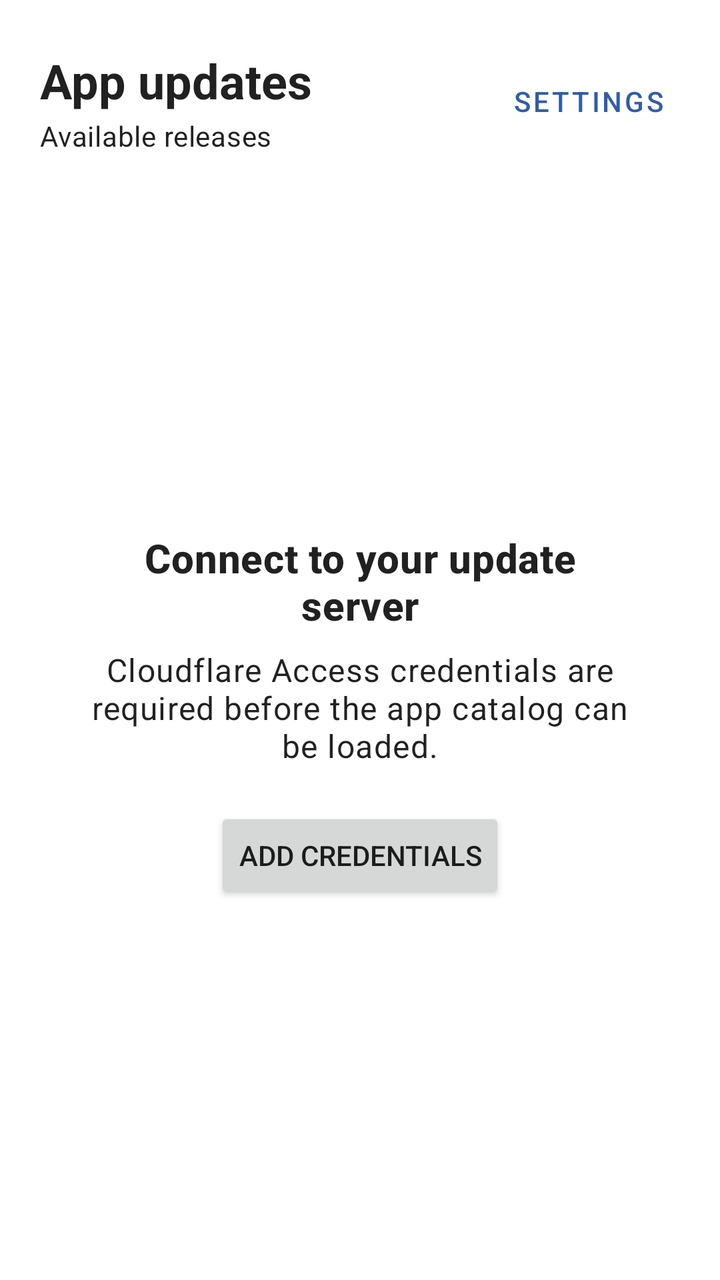
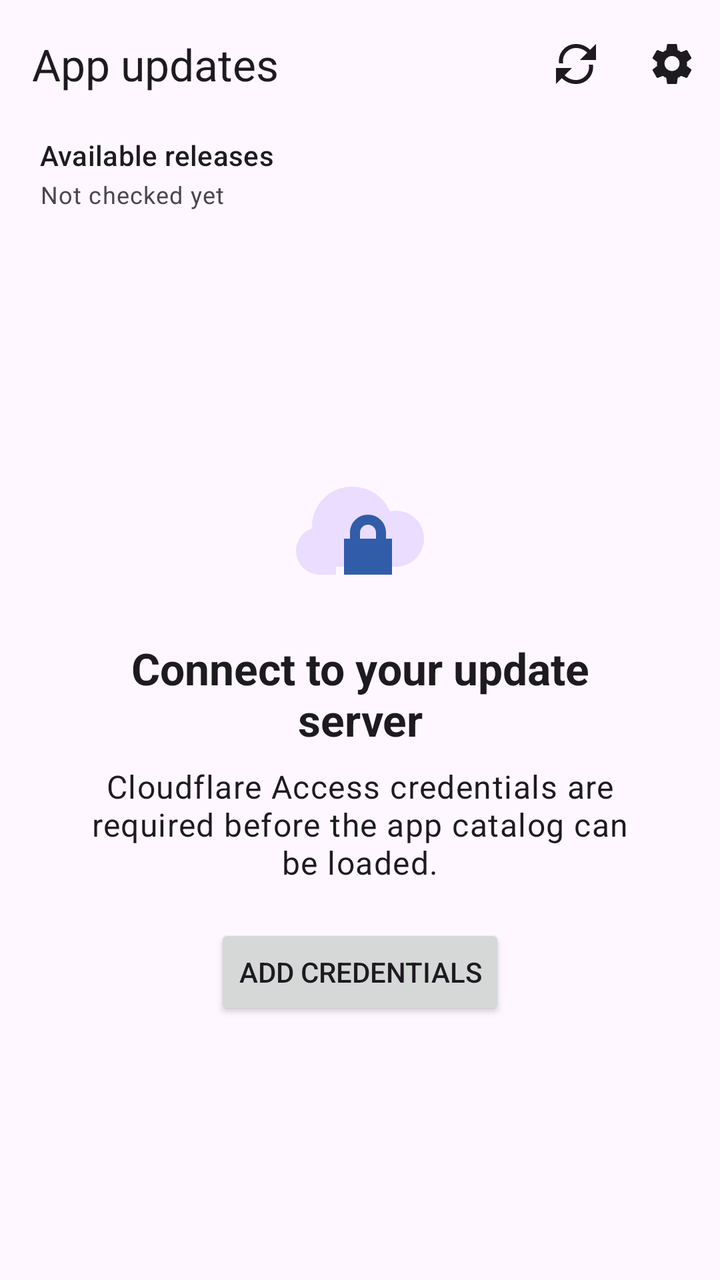

An Android layout rendered at two revisions. The XML below is the earlier revision; the diff shows what the commit changed to produce the second picture.
<!-- AndroidManifest.xml: application theme Theme.UpdaterSample -->
<!-- res/layout/activity_main.xml -->
<?xml version="1.0" encoding="utf-8"?>
<LinearLayout xmlns:android="http://schemas.android.com/apk/res/android"
    android:layout_width="match_parent"
    android:layout_height="match_parent"
    android:orientation="vertical"
    android:paddingStart="20dp"
    android:paddingTop="24dp"
    android:paddingEnd="20dp">

    <LinearLayout
        android:layout_width="match_parent"
        android:layout_height="wrap_content"
        android:gravity="center_vertical"
        android:orientation="horizontal">

        <LinearLayout
            android:layout_width="0dp"
            android:layout_height="wrap_content"
            android:layout_weight="1"
            android:orientation="vertical">

            <TextView
                android:layout_width="wrap_content"
                android:layout_height="wrap_content"
                android:text="@string/screen_title"
                android:textAppearance="@style/TextAppearance.MaterialComponents.Headline5"
                android:textStyle="bold" />

            <TextView
                android:id="@+id/appCount"
                android:layout_width="wrap_content"
                android:layout_height="wrap_content"
                android:layout_marginTop="2dp"
                android:text="@string/catalog_subtitle"
                android:textAppearance="@style/TextAppearance.MaterialComponents.Body2" />
        </LinearLayout>

        <Button
            android:id="@+id/settingsButton"
            style="@style/Widget.MaterialComponents.Button.TextButton"
            android:layout_width="wrap_content"
            android:layout_height="wrap_content"
            android:text="@string/settings" />
    </LinearLayout>

    <LinearLayout
        android:id="@+id/signedOutGroup"
        android:layout_width="match_parent"
        android:layout_height="0dp"
        android:layout_weight="1"
        android:gravity="center"
        android:orientation="vertical"
        android:padding="24dp">

        <TextView
            android:layout_width="wrap_content"
            android:layout_height="wrap_content"
            android:gravity="center"
            android:text="@string/access_required_title"
            android:textAppearance="@style/TextAppearance.MaterialComponents.Headline6"
            android:textStyle="bold" />

        <TextView
            android:layout_width="match_parent"
            android:layout_height="wrap_content"
            android:layout_marginTop="8dp"
            android:gravity="center"
            android:text="@string/access_required_description"
            android:textAppearance="@style/TextAppearance.MaterialComponents.Body1" />

        <Button
            android:id="@+id/configureAccessButton"
            android:layout_width="wrap_content"
            android:layout_height="wrap_content"
            android:layout_marginTop="20dp"
            android:text="@string/open_settings" />
    </LinearLayout>

    <FrameLayout
        android:id="@+id/contentGroup"
        android:layout_width="match_parent"
        android:layout_height="0dp"
        android:layout_marginTop="16dp"
        android:layout_weight="1"
        android:visibility="gone">

        <androidx.recyclerview.widget.RecyclerView
            android:id="@+id/appList"
            android:layout_width="match_parent"
            android:layout_height="match_parent"
            android:clipToPadding="false"
            android:paddingBottom="20dp" />

        <ProgressBar
            android:id="@+id/catalogLoading"
            android:layout_width="wrap_content"
            android:layout_height="wrap_content"
            android:layout_gravity="center"
            android:visibility="gone" />

        <LinearLayout
            android:layout_width="match_parent"
            android:layout_height="wrap_content"
            android:layout_gravity="center"
            android:gravity="center"
            android:orientation="vertical">

            <TextView
                android:id="@+id/catalogError"
                android:layout_width="match_parent"
                android:layout_height="wrap_content"
                android:gravity="center"
                android:textAppearance="@style/TextAppearance.MaterialComponents.Body1"
                android:visibility="gone" />

            <Button
                android:id="@+id/retryButton"
                style="@style/Widget.MaterialComponents.Button.OutlinedButton"
                android:layout_width="wrap_content"
                android:layout_height="wrap_content"
                android:layout_marginTop="12dp"
                android:text="@string/retry"
                android:visibility="gone" />
        </LinearLayout>
    </FrameLayout>
</LinearLayout>
<!-- resources referenced by this layout -->
<resources>
  <string name="access_required_description">Cloudflare Access credentials are required before the app catalog can be loaded.</string>
  <string name="access_required_title">Connect to your update server</string>
  <string name="catalog_subtitle">Available releases</string>
  <string name="open_settings">Add credentials</string>
  <string name="retry">Retry</string>
  <string name="screen_title">App updates</string>
  <string name="settings">Settings</string>
  <style name="Theme.UpdaterSample" parent="Theme.MaterialComponents.DayNight.NoActionBar">
          <item name="colorPrimary">#315DA8</item>
          <item name="colorPrimaryVariant">#24477F</item>
          <item name="colorOnPrimary">#FFFFFF</item>
          <item name="android:statusBarColor">#24477F</item>
      </style>
</resources>

<!-- the commit's change to res/layout/activity_main.xml (unified diff, before → after) -->
@@ -1,126 +1,137 @@
 <?xml version="1.0" encoding="utf-8"?>
 <LinearLayout xmlns:android="http://schemas.android.com/apk/res/android"
+    xmlns:app="http://schemas.android.com/apk/res-auto"
+    android:id="@+id/mainRoot"
     android:layout_width="match_parent"
     android:layout_height="match_parent"
-    android:orientation="vertical"
-    android:paddingStart="20dp"
-    android:paddingTop="24dp"
-    android:paddingEnd="20dp">
+    android:orientation="vertical">
+
+    <com.google.android.material.appbar.MaterialToolbar
+        android:id="@+id/mainToolbar"
+        android:layout_width="match_parent"
+        android:layout_height="?attr/actionBarSize"
+        android:background="?attr/colorSurface"
+        android:elevation="0dp"
+        app:menu="@menu/main_toolbar_menu"
+        app:title="@string/screen_title"
+        app:titleTextAppearance="@style/TextAppearance.Material3.TitleLarge" />
 
     <LinearLayout
         android:layout_width="match_parent"
-        android:layout_height="wrap_content"
-        android:gravity="center_vertical"
-        android:orientation="horizontal">
+        android:layout_height="0dp"
+        android:layout_weight="1"
+        android:orientation="vertical"
+        android:paddingStart="20dp"
+        android:paddingEnd="20dp">
+
+        <TextView
+            android:id="@+id/appCount"
+            android:layout_width="wrap_content"
+            android:layout_height="wrap_content"
+            android:layout_marginTop="4dp"
+            android:text="@string/catalog_subtitle"
+            android:textAppearance="@style/TextAppearance.Material3.TitleSmall" />
+
+        <TextView
+            android:id="@+id/lastCheckedText"
+            android:layout_width="wrap_content"
+            android:layout_height="wrap_content"
+            android:layout_marginTop="2dp"
+            android:text="@string/never_checked"
+            android:textAppearance="@style/TextAppearance.Material3.BodySmall" />
 
         <LinearLayout
-            android:layout_width="0dp"
-            android:layout_height="wrap_content"
+            android:id="@+id/signedOutGroup"
+            android:layout_width="match_parent"
+            android:layout_height="0dp"
             android:layout_weight="1"
-            android:orientation="vertical">
+            android:gravity="center"
+            android:orientation="vertical"
+            android:padding="24dp">
+
+            <ImageView
+                android:layout_width="64dp"
+                android:layout_height="64dp"
+                android:contentDescription="@null"
+                android:src="@drawable/ic_cloud_lock" />
 
             <TextView
                 android:layout_width="wrap_content"
                 android:layout_height="wrap_content"
-                android:text="@string/screen_title"
-                android:textAppearance="@style/TextAppearance.MaterialComponents.Headline5"
+                android:layout_marginTop="20dp"
+                android:gravity="center"
+                android:text="@string/access_required_title"
+                android:textAppearance="@style/TextAppearance.Material3.TitleLarge"
                 android:textStyle="bold" />
 
             <TextView
-                android:id="@+id/appCount"
+                android:layout_width="match_parent"
+                android:layout_height="wrap_content"
+                android:layout_marginTop="8dp"
+                android:gravity="center"
+                android:text="@string/access_required_description"
+                android:textAppearance="@style/TextAppearance.Material3.BodyLarge" />
+
+            <Button
+                android:id="@+id/configureAccessButton"
                 android:layout_width="wrap_content"
                 android:layout_height="wrap_content"
-                android:layout_marginTop="2dp"
-                android:text="@string/catalog_subtitle"
-                android:textAppearance="@style/TextAppearance.MaterialComponents.Body2" />
+                android:layout_marginTop="20dp"
+                android:text="@string/open_settings" />
         </LinearLayout>
 
-        <Button
-            android:id="@+id/settingsButton"
-            style="@style/Widget.MaterialComponents.Button.TextButton"
-            android:layout_width="wrap_content"
-            android:layout_height="wrap_content"
-            android:text="@string/settings" />
-    </LinearLayout>
+        <FrameLayout
+            android:id="@+id/contentGroup"
+            android:layout_width="match_parent"
+            android:layout_height="0dp"
+            android:layout_marginTop="16dp"
+            android:layout_weight="1"
+            android:visibility="gone">
 
-    <LinearLayout
-        android:id="@+id/signedOutGroup"
-        android:layout_width="match_parent"
-        android:layout_height="0dp"
-        android:layout_weight="1"
-        android:gravity="center"
-        android:orientation="vertical"
-        android:padding="24dp">
+            <androidx.swiperefreshlayout.widget.SwipeRefreshLayout
+                android:id="@+id/swipeRefresh"
+                android:layout_width="match_parent"
+                android:layout_height="match_parent">
 
-        <TextView
-            android:layout_width="wrap_content"
-            android:layout_height="wrap_content"
-            android:gravity="center"
-            android:text="@string/access_required_title"
-            android:textAppearance="@style/TextAppearance.MaterialComponents.Headline6"
-            android:textStyle="bold" />
+                <androidx.recyclerview.widget.RecyclerView
+                    android:id="@+id/appList"
+                    android:layout_width="match_parent"
+                    android:layout_height="match_parent"
+                    android:clipToPadding="false"
+                    android:paddingBottom="20dp" />
+            </androidx.swiperefreshlayout.widget.SwipeRefreshLayout>
 
-        <TextView
-            android:layout_width="match_parent"
-            android:layout_height="wrap_content"
-            android:layout_marginTop="8dp"
-            android:gravity="center"
-            android:text="@string/access_required_description"
-            android:textAppearance="@style/TextAppearance.MaterialComponents.Body1" />
+            <ProgressBar
+                android:id="@+id/catalogLoading"
+                android:layout_width="wrap_content"
+                android:layout_height="wrap_content"
+                android:layout_gravity="center"
+                android:visibility="gone" />
 
-        <Button
-            android:id="@+id/configureAccessButton"
-            android:layout_width="wrap_content"
-            android:layout_height="wrap_content"
-            android:layout_marginTop="20dp"
-            android:text="@string/open_settings" />
-    </LinearLayout>
-
-    <FrameLayout
-        android:id="@+id/contentGroup"
-        android:layout_width="match_parent"
-        android:layout_height="0dp"
-        android:layout_marginTop="16dp"
-        android:layout_weight="1"
-        android:visibility="gone">
-
-        <androidx.recyclerview.widget.RecyclerView
-            android:id="@+id/appList"
-            android:layout_width="match_parent"
-            android:layout_height="match_parent"
-            android:clipToPadding="false"
-            android:paddingBottom="20dp" />
-
-        <ProgressBar
-            android:id="@+id/catalogLoading"
-            android:layout_width="wrap_content"
-            android:layout_height="wrap_content"
-            android:layout_gravity="center"
-            android:visibility="gone" />
-
-        <LinearLayout
-            android:layout_width="match_parent"
-            android:layout_height="wrap_content"
-            android:layout_gravity="center"
-            android:gravity="center"
-            android:orientation="vertical">
-
-            <TextView
-                android:id="@+id/catalogError"
+            <LinearLayout
                 android:layout_width="match_parent"
                 android:layout_height="wrap_content"
+                android:layout_gravity="center"
                 android:gravity="center"
-                android:textAppearance="@style/TextAppearance.MaterialComponents.Body1"
-                android:visibility="gone" />
+                android:orientation="vertical">
 
-            <Button
-                android:id="@+id/retryButton"
-                style="@style/Widget.MaterialComponents.Button.OutlinedButton"
-                android:layout_width="wrap_content"
-                android:layout_height="wrap_content"
-                android:layout_marginTop="12dp"
-                android:text="@string/retry"
-                android:visibility="gone" />
-        </LinearLayout>
-    </FrameLayout>
+                <TextView
+                    android:id="@+id/catalogError"
+                    android:layout_width="match_parent"
+                    android:layout_height="wrap_content"
+                    android:gravity="center"
+                    android:textAppearance="@style/TextAppearance.Material3.BodyLarge"
+                    android:visibility="gone" />
+
+                <Button
+                    android:id="@+id/retryButton"
+                    style="@style/Widget.Material3.Button.OutlinedButton"
+                    android:layout_width="wrap_content"
+                    android:layout_height="wrap_content"
+                    android:layout_marginTop="12dp"
+                    android:text="@string/retry"
+                    android:visibility="gone" />
+            </LinearLayout>
+        </FrameLayout>
+    </LinearLayout>
 </LinearLayout>
<!-- resource entries referenced after the edit -->
@@ -1,17 +1,31 @@
 <!-- resources referenced by this layout -->
 <resources>
+  <!-- drawable ic_cloud_lock (drawable) -->
+  <?xml version="1.0" encoding="utf-8"?>
+  <vector xmlns:android="http://schemas.android.com/apk/res/android"
+      android:width="64dp"
+      android:height="64dp"
+      android:viewportWidth="64"
+      android:viewportHeight="64">
+      <path
+          android:fillColor="?attr/colorPrimaryContainer"
+          android:pathData="M20,48h30c7.7,0 14,-6.3 14,-14s-6.3,-14 -14,-14c-1,0 -2,0.1 -3,0.3C43.8,12.9 36.5,8 28,8 16.9,8 8,16.9 8,28v0.8C3.3,30.5 0,35 0,40c0,6.6 5.4,12 12,12h8z" />
+      <path
+          android:fillColor="?attr/colorPrimary"
+          android:pathData="M27,34v-3c0,-5 4,-9 9,-9s9,4 9,9v3h3v18H24V34h3zM32,34h8v-3c0,-2.2 -1.8,-4 -4,-4s-4,1.8 -4,4v3z" />
+  </vector>
   <string name="access_required_description">Cloudflare Access credentials are required before the app catalog can be loaded.</string>
   <string name="access_required_title">Connect to your update server</string>
   <string name="catalog_subtitle">Available releases</string>
+  <string name="never_checked">Not checked yet</string>
   <string name="open_settings">Add credentials</string>
   <string name="retry">Retry</string>
   <string name="screen_title">App updates</string>
-  <string name="settings">Settings</string>
-  <style name="Theme.UpdaterSample" parent="Theme.MaterialComponents.DayNight.NoActionBar">
+  <style name="Theme.UpdaterSample" parent="Theme.Material3.DayNight.NoActionBar">
           <item name="colorPrimary">#315DA8</item>
-          <item name="colorPrimaryVariant">#24477F</item>
           <item name="colorOnPrimary">#FFFFFF</item>
-          <item name="android:statusBarColor">#24477F</item>
+          <item name="colorSecondary">#315DA8</item>
+          <item name="android:windowLightStatusBar">?attr/isLightTheme</item>
       </style>
 </resources>
 
